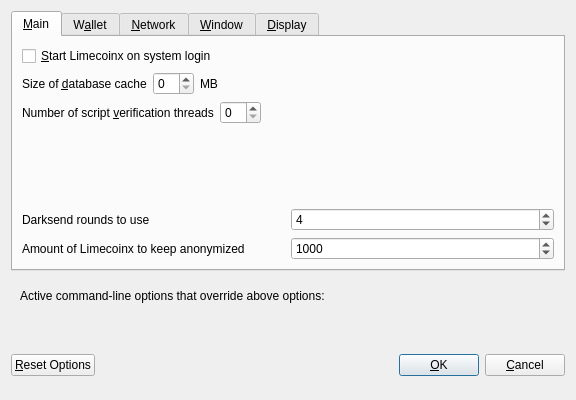
The window that src/qt/forms/optionsdialog.ui (IParn/LimecoinX) describes before a commit, drawn with Qt 5.
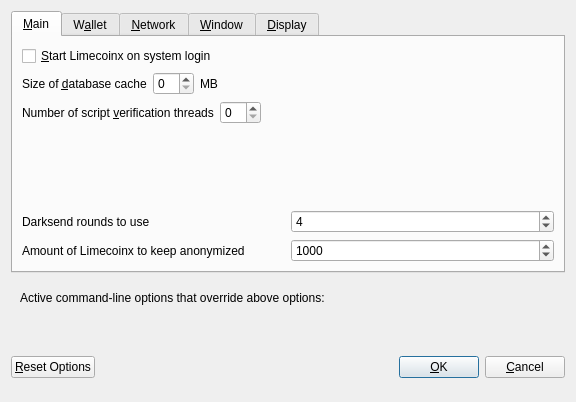
The same window after the commit. Custom widgets are drawn as their Qt base class.

```diff
--- a/src/qt/forms/optionsdialog.ui
+++ b/src/qt/forms/optionsdialog.ui
@@ -7,7 +7,7 @@
     <x>0</x>
     <y>0</y>
     <width>576</width>
-    <height>400</height>
+    <height>402</height>
    </rect>
   </property>
   <property name="windowTitle">
@@ -148,7 +148,7 @@
             <number>2</number>
            </property>
            <property name="maximum">
-            <number>18</number>
+            <number>8</number>
            </property>
            <property name="value">
             <number>4</number>
```
Left out of the diff: 2 changed lines with no effect on the pictures. Lines whose indentation alone changed are shown as unchanged.
